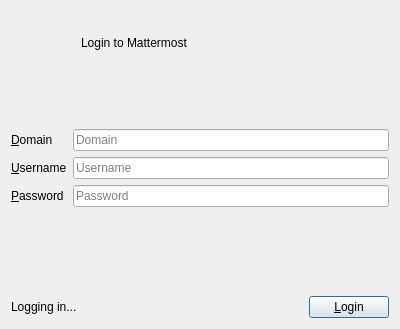
The window that sources/login/LoginDialog.ui (nuclear868/mattermost-qt) describes before a commit, drawn with Qt 5.
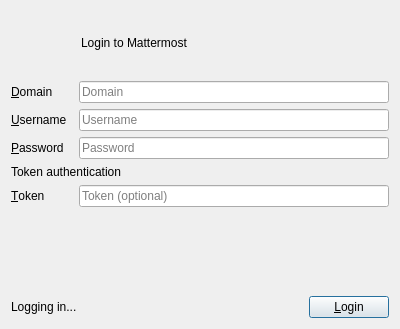
The same window after the commit. Icons and pictures are not drawn.

Commit message: feat(LoginDialog): add UI to enter auth token

```diff
--- a/sources/login/LoginDialog.ui
+++ b/sources/login/LoginDialog.ui
@@ -52,46 +52,7 @@
     </layout>
    </item>
    <item>
-    <spacer name="verticalSpacer">
-     <property name="orientation">
-      <enum>Qt::Vertical</enum>
-     </property>
-     <property name="sizeType">
-      <enum>QSizePolicy::Fixed</enum>
-     </property>
-     <property name="sizeHint" stdset="0">
-      <size>
-       <width>20</width>
-       <height>48</height>
-      </size>
-     </property>
-    </spacer>
-   </item>
-   <item>
-    <layout class="QGridLayout" name="gridLayout">
-     <item row="3" column="1">
-      <widget class="QLineEdit" name="username_lineEdit">
-       <property name="maxLength">
-        <number>512</number>
-       </property>
-       <property name="placeholderText">
-        <string>Username</string>
-       </property>
-      </widget>
-     </item>
-     <item row="4" column="1">
-      <widget class="QLineEdit" name="password_lineEdit">
-       <property name="maxLength">
-        <number>512</number>
-       </property>
-       <property name="echoMode">
-        <enum>QLineEdit::Password</enum>
-       </property>
-       <property name="placeholderText">
-        <string>Password</string>
-       </property>
-      </widget>
-     </item>
+    <layout class="QGridLayout" name="gridLayout" columnstretch="1,5">
      <item row="0" column="0">
       <widget class="QLabel" name="domain_label">
        <property name="toolTip">
@@ -105,6 +66,16 @@
        </property>
       </widget>
      </item>
+     <item row="3" column="1">
+      <widget class="QLineEdit" name="username_lineEdit">
+       <property name="maxLength">
+        <number>512</number>
+       </property>
+       <property name="placeholderText">
+        <string>Username</string>
+       </property>
+      </widget>
+     </item>
      <item row="3" column="0">
       <widget class="QLabel" name="username_label">
        <property name="toolTip">
@@ -141,6 +112,59 @@
        </property>
        <property name="placeholderText">
         <string>Domain</string>
+       </property>
+      </widget>
+     </item>
+     <item row="4" column="1">
+      <widget class="QLineEdit" name="password_lineEdit">
+       <property name="maxLength">
+        <number>512</number>
+       </property>
+       <property name="echoMode">
+        <enum>QLineEdit::Password</enum>
+       </property>
+       <property name="placeholderText">
+        <string>Password</string>
+       </property>
+      </widget>
+     </item>
+    </layout>
+   </item>
+   <item>
+    <widget class="QLabel" name="label">
+     <property name="toolTip">
+      <string>Some servers uses SSO auth. This client doesn't support it natevly.
+Instead you should bypass SSO auth into your browser, find 'MMAUTHTOKEN'
+cookie in developer tools and copy its content into field below.
+Password and token can't be used simultenusly</string>
+     </property>
+     <property name="text">
+      <string>Token authentication</string>
+     </property>
+    </widget>
+   </item>
+   <item>
+    <layout class="QGridLayout" name="gridLayout_2" columnstretch="1,5">
+     <item row="0" column="1">
+      <widget class="QLineEdit" name="token_lineEdit">
+       <property name="echoMode">
+        <enum>QLineEdit::Password</enum>
+       </property>
+       <property name="placeholderText">
+        <string>Token (optional)</string>
+       </property>
+      </widget>
+     </item>
+     <item row="0" column="0">
+      <widget class="QLabel" name="token_label">
+       <property name="toolTip">
+        <string>Token that should be used for authentication instead of password</string>
+       </property>
+       <property name="text">
+        <string>&amp;Token</string>
+       </property>
+       <property name="buddy">
+        <cstring>token_lineEdit</cstring>
        </property>
       </widget>
      </item>
```
The commit also changes 1 other file.
